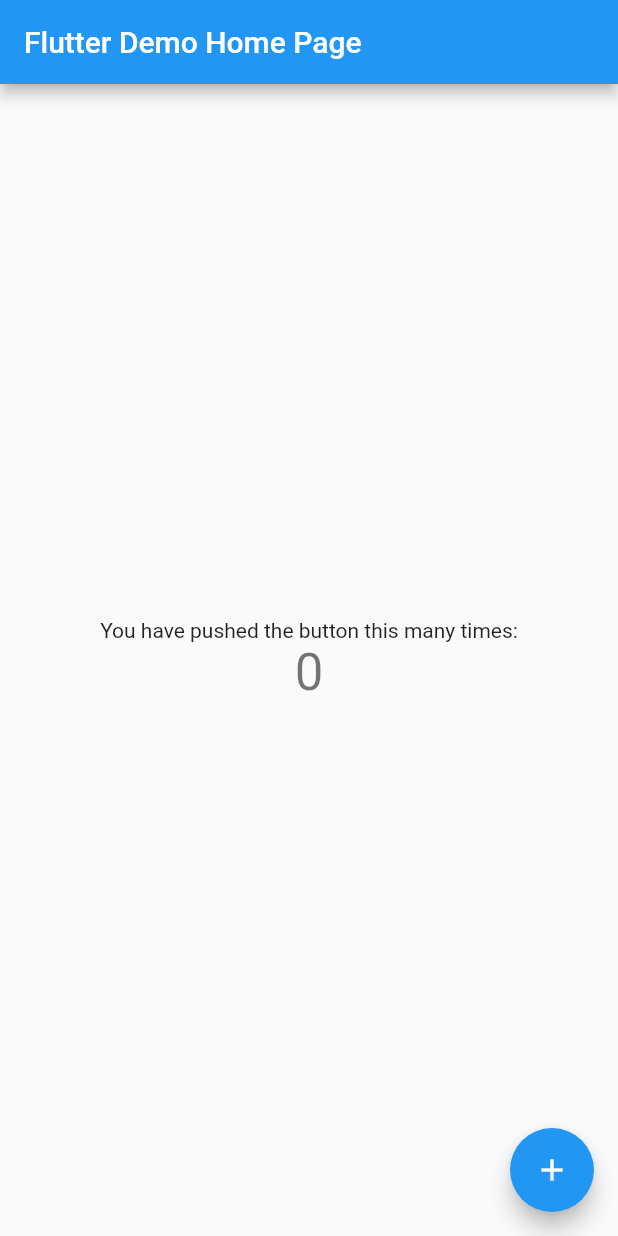
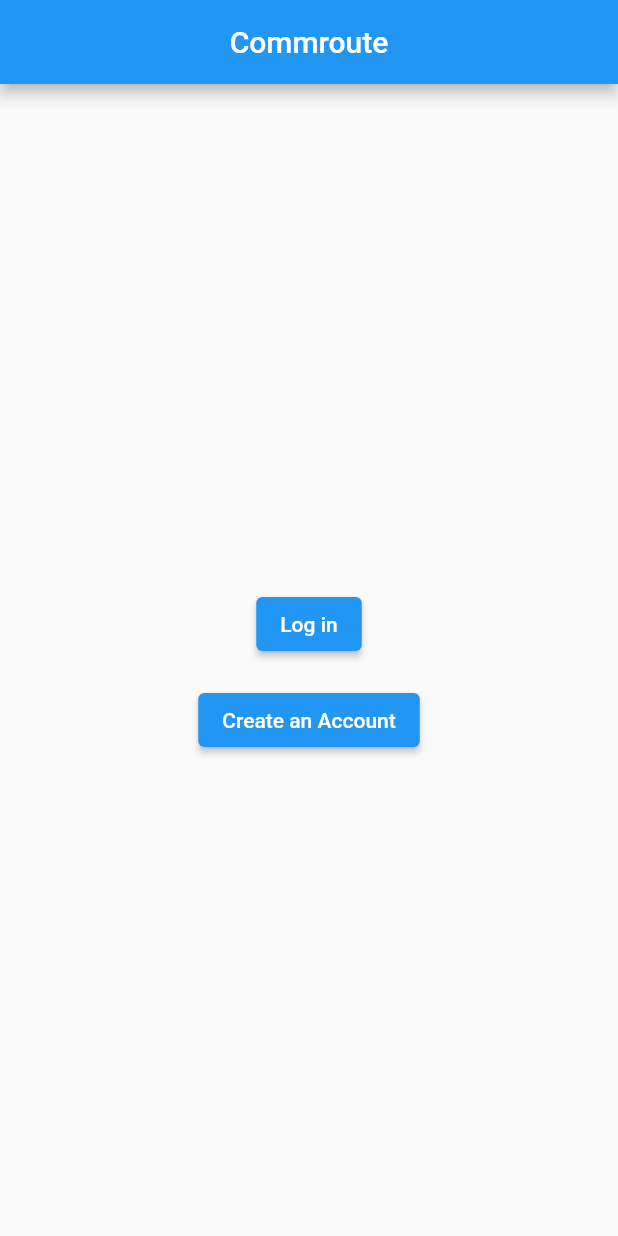
Before and after one commit to shuhul/commroute, a Flutter app: the screen it shows after launch, on a phone screen of 412 x 824 dp. Run offline on Flutter 3.47's test engine with Material 2 defaults, Android fonts, the phone set to English and light mode, and no system bars.

Commit message:
v0.0.1 - Created HomeScreen and CreateAccountScreen

```diff
--- a/lib/main.dart
+++ b/lib/main.dart
@@ -7,110 +7,74 @@ void main() {
 class MyApp extends StatelessWidget {
   const MyApp({super.key});
 
-  // This widget is the root of your application.
   @override
   Widget build(BuildContext context) {
     return MaterialApp(
-
-      title: 'Flutter Demo',
+      title: 'Commroute',
       theme: ThemeData(
-        // This is the theme of your application.
-        //
-        // Try running your application with "flutter run". You'll see the
-        // application has a blue toolbar. Then, without quitting the app, try
-        // changing the primarySwatch below to Colors.green and then invoke
-        // "hot reload" (press "r" in the console where you ran "flutter run",
-        // or simply save your changes to "hot reload" in a Flutter IDE).
-        // Notice that the counter didn't reset back to zero; the application
-        // is not restarted.
         primarySwatch: Colors.blue,
       ),
-      home: const MyHomePage(title: 'Flutter Demo Home Page'),
+      home: const HomeScreen(),
     );
   }
 }
 
-class MyHomePage extends StatefulWidget {
-  const MyHomePage({super.key, required this.title});
-
-  // This widget is the home page of your application. It is stateful, meaning
-  // that it has a State object (defined below) that contains fields that affect
-  // how it looks.
-
-  // This class is the configuration for the state. It holds the values (in this
-  // case the title) provided by the parent (in this case the App widget) and
-  // used by the build method of the State. Fields in a Widget subclass are
-  // always marked "final".
-
-  final String title;
-
-  @override
-  State<MyHomePage> createState() => _MyHomePageState();
-}
-
-class _MyHomePageState extends State<MyHomePage> {
-  int _counter = 0;
-
-  void _incrementCounter() {
-    setState(() {
-      // This call to setState tells the Flutter framework that something has
-      // changed in this State, which causes it to rerun the build method below
-      // so that the display can reflect the updated values. If we changed
-      // _counter without calling setState(), then the build method would not be
-      // called again, and so nothing would appear to happen.
-      _counter++;
-    });
-  }
+class HomeScreen extends StatelessWidget {
+  const HomeScreen({super.key});
 
   @override
   Widget build(BuildContext context) {
-    // This method is rerun every time setState is called, for instance as done
-    // by the _incrementCounter method above.
-    //
-    // The Flutter framework has been optimized to make rerunning build methods
-    // fast, so that you can just rebuild anything that needs updating rather
-    // than having to individually change instances of widgets.
     return Scaffold(
-      appBar: AppBar(
-        // Here we take the value from the MyHomePage object that was created by
-        // the App.build method, and use it to set our appbar title.
-        title: Text(widget.title),
-      ),
+      appBar: AppBar(title: const Center(child: Text('Commroute')),),
       body: Center(
-        // Center is a layout widget. It takes a single child and positions it
-        // in the middle of the parent.
         child: Column(
-          // Column is also a layout widget. It takes a list of children and
-          // arranges them vertically. By default, it sizes itself to fit its
-          // children horizontally, and tries to be as tall as its parent.
-          //
-          // Invoke "debug painting" (press "p" in the console, choose the
-          // "Toggle Debug Paint" action from the Flutter Inspector in Android
-          // Studio, or the "Toggle Debug Paint" command in Visual Studio Code)
-          // to see the wireframe for each widget.
-          //
-          // Column has various properties to control how it sizes itself and
-          // how it positions its children. Here we use mainAxisAlignment to
-          // center the children vertically; the main axis here is the vertical
-          // axis because Columns are vertical (the cross axis would be
-          // horizontal).
           mainAxisAlignment: MainAxisAlignment.center,
           children: <Widget>[
-            const Text(
-              'You have pushed the button this many times:',
-            ),
-            Text(
-              '$_counter',
-              style: Theme.of(context).textTheme.headline4,
+            Padding(
+              padding: const EdgeInsets.all(16.0),
+              child: ElevatedButton(
+                child: const Text('Log in'),
+                onPressed: () {
+
+                }
+              )
+            )
+            ,
+            ElevatedButton(
+              child: const Text('Create an Account'),
+              onPressed: () {
+                Navigator.push(
+                  context,
+                  MaterialPageRoute(builder: (context) => const CreateAccountScreen()),
+                );
+              },
             ),
           ],
         ),
       ),
-      floatingActionButton: FloatingActionButton(
-        onPressed: _incrementCounter,
-        tooltip: 'Increment',
-        child: const Icon(Icons.add),
-      ), // This trailing comma makes auto-formatting nicer for build methods.
     );
   }
 }
+
+
+class CreateAccountScreen extends StatelessWidget {
+  const CreateAccountScreen({super.key});
+
+  @override
+  Widget build(BuildContext context) {
+    return Scaffold(
+      appBar: AppBar(title: const Center(child: Text('Create Account')),),
+      body: Center(
+        child: ElevatedButton(
+          onPressed: () {
+            Navigator.push(
+              context,
+              MaterialPageRoute(builder: (context) => const HomeScreen()),
+            );
+          },
+          child: const Text('Done'),
+        ),
+      ),
+    );
+  }
+}
```
